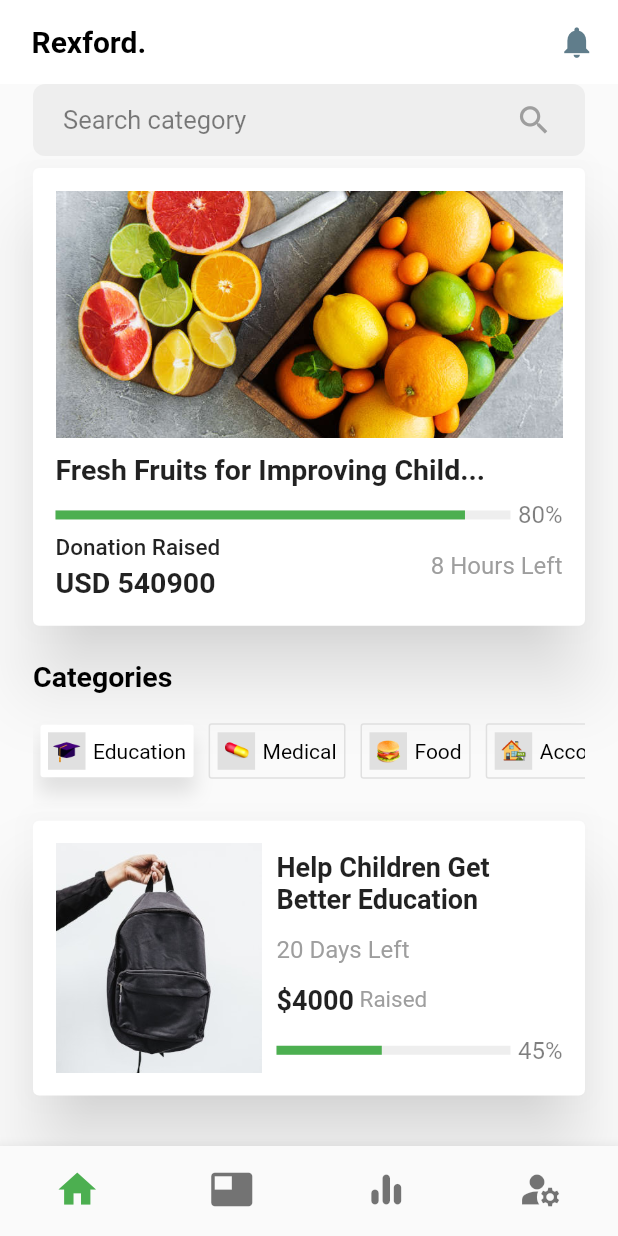
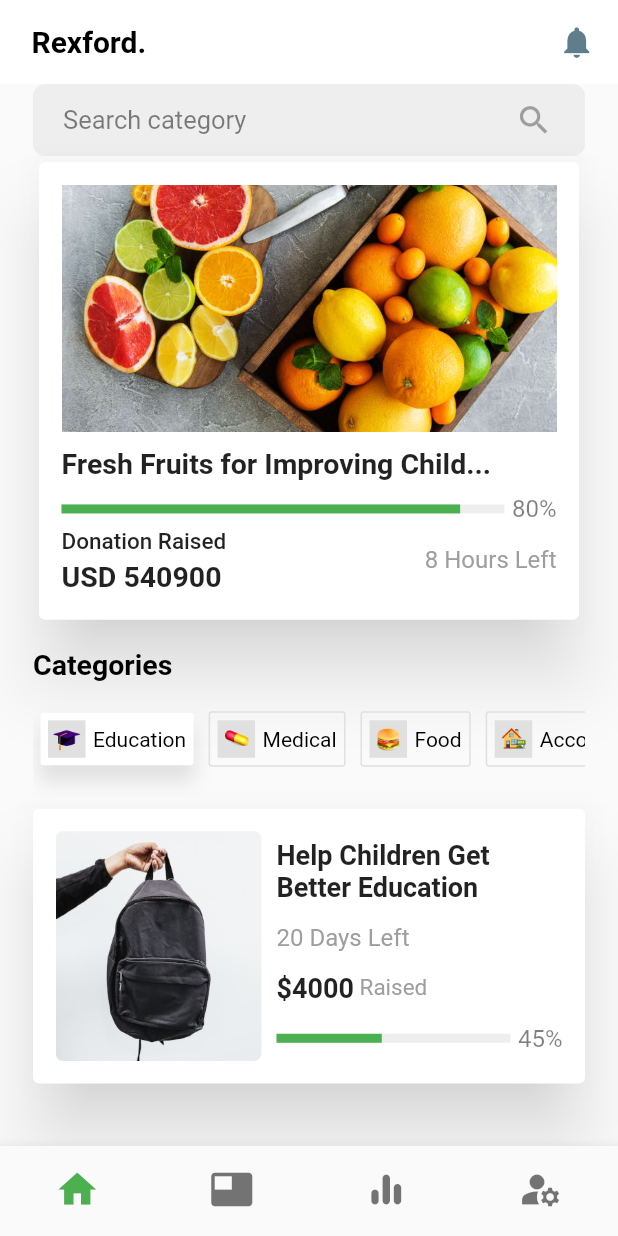
Before and after one commit to rexfordnyrk/donation, a Flutter app: the screen it shows after launch, on a phone screen of 412 x 824 dp. Run offline on Flutter 3.47's test engine with Material 2 defaults, Android fonts, the phone set to English and light mode, and no system bars; missing offline and left inert: dart:ffi.

Commit message:
completed initial main page ui

```diff
--- a/lib/screens/MainScreen.dart
+++ b/lib/screens/MainScreen.dart
@@ -31,7 +31,7 @@ class MainScreen extends StatelessWidget {
         ],
         elevation: 0,
       ),
-      body: Padding(
+      body: Container(
         padding: const EdgeInsets.symmetric(horizontal: 22.0),
         child: SingleChildScrollView(
           child: Column(
--- a/lib/widgets/donation_item_card.dart
+++ b/lib/widgets/donation_item_card.dart
@@ -16,11 +16,13 @@ class DonationItemCard extends StatelessWidget{
           children: [
             Container(
               width: MediaQuery.of(context).size.width / 3,
-              margin: EdgeInsets.only(right: 10),
-              // height: double.maxFinite,
-              child: Image.asset(
-                "assets/images/student_bag.jpg",
-                fit: BoxFit.fitWidth,
+              margin: const EdgeInsets.only(right: 10),
+              child: ClipRRect(
+                borderRadius: BorderRadius.circular(5),
+                child: Image.asset(
+                  "assets/images/student_bag.jpg",
+                  fit: BoxFit.fitWidth,
+                ),
               ),
             ),
             Flexible(
--- a/lib/widgets/main_donate_card.dart
+++ b/lib/widgets/main_donate_card.dart
@@ -4,7 +4,6 @@ class MainDonateCard extends StatelessWidget{
   @override
   Widget build(BuildContext context) {
     return Card(
-      margin: const EdgeInsets.symmetric(vertical: 8),
       elevation: 20,
       shadowColor: Colors.black.withOpacity(0.6),
       child: Container(
```
